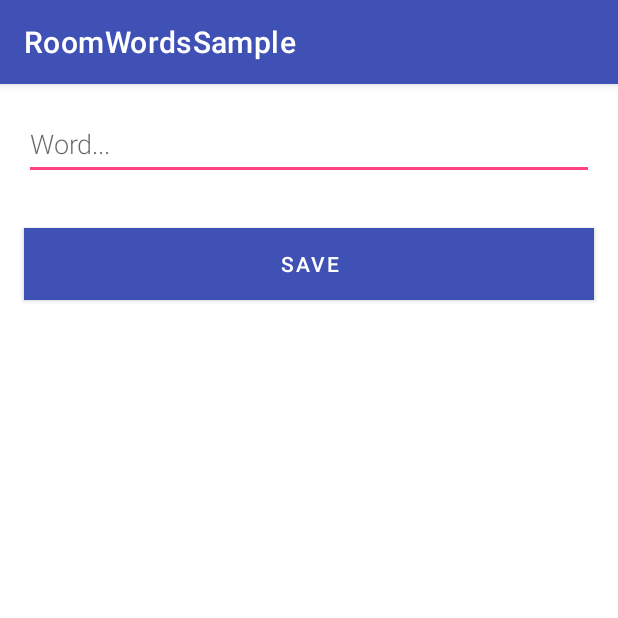
After one commit to Ami90/kelompok2, an Android app: the NewWordActivity screen opened directly, with no data from a screen before it, on a phone screen of 412 x 824 dp, the top half of it. The commit adds this screen. Run offline under Robolectric (Android 15) with nearby library versions, the phone set to English and light mode, and no system bars.

Commit message:
step 15 Menambahkan NewWordActivity

```diff
--- a/app/src/main/AndroidManifest.xml
+++ b/app/src/main/AndroidManifest.xml
@@ -10,16 +10,17 @@
         android:roundIcon="@mipmap/ic_launcher_round"
         android:supportsRtl="true"
         android:theme="@style/AppTheme">
-
-<!--        android:allowBackup="true"-->
-<!--        android:dataExtractionRules="@xml/data_extraction_rules"-->
-<!--        android:fullBackupContent="@xml/backup_rules"-->
-<!--        android:icon="@mipmap/ic_launcher"-->
-<!--        android:label="@string/app_name"-->
-<!--        android:supportsRtl="true"-->
-<!--        android:theme="@style/Theme.RoomCorotin"-->
-<!--        tools:targetApi="31">-->
-
+        <activity
+            android:name=".NewWordActivity"
+            android:exported="false" />
+        <!-- android:allowBackup="true" -->
+        <!-- android:dataExtractionRules="@xml/data_extraction_rules" -->
+        <!-- android:fullBackupContent="@xml/backup_rules" -->
+        <!-- android:icon="@mipmap/ic_launcher" -->
+        <!-- android:label="@string/app_name" -->
+        <!-- android:supportsRtl="true" -->
+        <!-- android:theme="@style/Theme.RoomCorotin" -->
+        <!-- tools:targetApi="31"> -->
         <activity
             android:name=".MainActivity"
             android:exported="true">
--- /dev/null
+++ b/app/src/main/java/com/example/roomcorotin/NewWordActivity.kt
@@ -0,0 +1,37 @@
+package com.example.roomcorotin
+
+import android.app.Activity
+import android.content.Intent
+import androidx.appcompat.app.AppCompatActivity
+import android.os.Bundle
+import android.text.TextUtils
+import android.widget.Button
+import android.widget.EditText
+
+class NewWordActivity : AppCompatActivity() {
+
+    private lateinit var editWordView: EditText
+
+    public override fun onCreate(savedInstanceState: Bundle?) {
+        super.onCreate(savedInstanceState)
+        setContentView(R.layout.activity_new_word)
+        editWordView = findViewById(R.id.edit_word)
+
+        val button = findViewById<Button>(R.id.button_save)
+        button.setOnClickListener {
+            val replyIntent = Intent()
+            if (TextUtils.isEmpty(editWordView.text)) {
+                setResult(Activity.RESULT_CANCELED, replyIntent)
+            } else {
+                val word = editWordView.text.toString()
+                replyIntent.putExtra(EXTRA_REPLY, word)
+                setResult(Activity.RESULT_OK, replyIntent)
+            }
+            finish()
+        }
+    }
+
+    companion object {
+        const val EXTRA_REPLY = "com.example.android.wordlistsql.REPLY"
+    }
+}
--- a/app/src/main/java/com/example/roomcorotin/WordRoomDatabase.kt
+++ b/app/src/main/java/com/example/roomcorotin/WordRoomDatabase.kt
@@ -58,11 +58,12 @@ public abstract class WordRoomDatabase : RoomDatabase() {
                     context.applicationContext,
                     WordRoomDatabase::class.java,
                     "word_database"
-                ).build()
+                )
+                    .addCallback(WordDatabaseCallback(scope))
+                    .build()
                 INSTANCE = instance
                 // return instance
-                instance
-            }
+                instance            }
         }
     }
 }
--- /dev/null
+++ b/app/src/main/res/layout/activity_new_word.xml
@@ -0,0 +1,27 @@
+<?xml version="1.0" encoding="utf-8"?>
+<LinearLayout xmlns:android="http://schemas.android.com/apk/res/android"
+    android:orientation="vertical"
+    android:layout_width="match_parent"
+    android:layout_height="match_parent">
+
+    <EditText
+        android:id="@+id/edit_word"
+        android:layout_width="match_parent"
+        android:layout_height="wrap_content"
+        android:minHeight="@dimen/min_height"
+        android:fontFamily="sans-serif-light"
+        android:hint="@string/hint_word"
+        android:inputType="textAutoComplete"
+        android:layout_margin="@dimen/big_padding"
+        android:textSize="18sp" />
+
+    <Button
+        android:id="@+id/button_save"
+        android:layout_width="match_parent"
+        android:layout_height="wrap_content"
+        android:background="@color/colorPrimary"
+        android:text="@string/button_save"
+        android:layout_margin="@dimen/big_padding"
+        android:textColor="@color/buttonLabel" />
+
+</LinearLayout>
--- a/app/src/main/res/values/dimens.xml
+++ b/app/src/main/res/values/dimens.xml
@@ -1,4 +1,5 @@
 <?xml version="1.0" encoding="utf-8"?>
 <resources>
     <dimen name="big_padding">16dp</dimen>
+    <dimen name="min_height">48dp</dimen>
 </resources>
--- a/app/src/main/res/values/strings.xml
+++ b/app/src/main/res/values/strings.xml
@@ -1,8 +1,13 @@
 <resources>
     <string name="app_name">RoomWordsSample</string>
     <string name="action_settings">Settings</string>
-    <string name="hint_word">Word…</string>
+    <string name="hint_word">Word...</string>
     <string name="button_save">Save</string>
     <string name="empty_not_saved">Word not saved because it is empty.</string>
     <string name="add_word">Add word</string>
+
+    <!--    <string name="hint_word">Word…</string>-->
+    <!--    <string name="button_save">Save</string>-->
+    <!--    <string name="empty_not_saved">Word not saved because it is empty.</string>-->
+    <!--    <string name="add_word">Add word</string>-->
 </resources>
```
